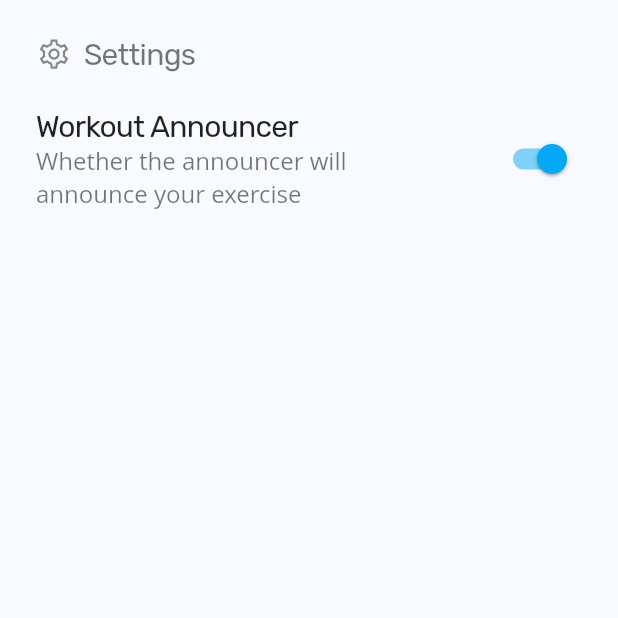
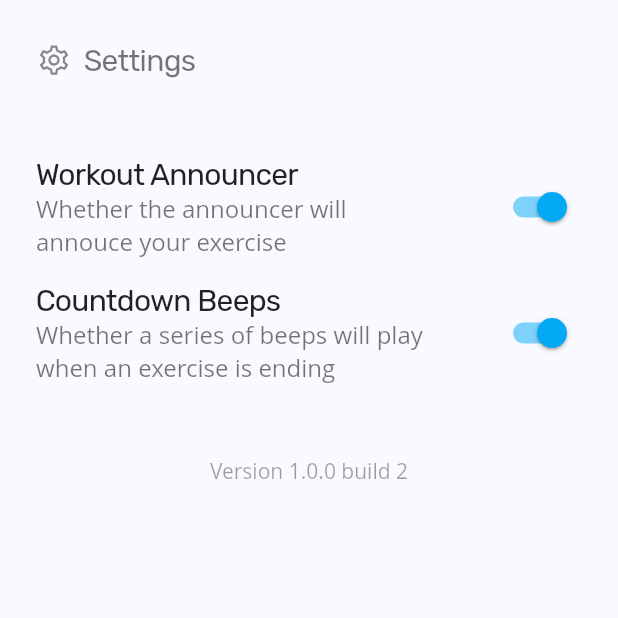
Before and after one commit to Caephler/workout_timer, a Flutter app: the screen it shows after launch, after a tap on an icon or button, on a phone screen of 412 x 824 dp, the top half of it. Run offline on Flutter 3.47's test engine with Material 2 defaults, Android fonts, the light colour scheme and no system bars; our stand-ins replace audioplayers, bloc, flutter_bloc, flutter_tts, google_mobile_ads, in_app_purchase and 6 more; missing offline and left inert: in_app_purchase_android; Roboto replaces fonts that are missing (Open Sans).

Commit message:
feat: do a lot of things

```diff
--- a/lib/app.dart
+++ b/lib/app.dart
@@ -1,10 +1,12 @@
 import 'package:flutter/material.dart';
 import 'package:workout_timer/screens/splash/splash_screen.dart';
 
-class WorkoutTimerApp extends MaterialApp {
-  WorkoutTimerApp({Key? key})
-      : super(
-          key: key,
+class WorkoutTimerApp extends StatelessWidget {
+  const WorkoutTimerApp({Key? key}) : super(key: key);
+
+  @override
+  Widget build(BuildContext context) {
+    return MaterialApp(
       home: SplashScreen(),
       theme: ThemeData(
         fontFamily: 'Inter',
@@ -16,3 +18,4 @@ class WorkoutTimerApp extends MaterialApp {
       ),
     );
   }
+}
--- a/lib/common/speech.dart
+++ b/lib/common/speech.dart
@@ -10,8 +10,7 @@ class TtsService {
   static TtsService instance = TtsService._();
 
   Future<dynamic> speak(String text) async {
-    await SharedPreferencesService.instance.ready;
-    bool shouldSpeak = SharedPreferencesService.instance.getTtsSetting();
+    bool shouldSpeak = await SharedPreferencesService.instance.getTtsSetting();
     if (!shouldSpeak) {
       return null;
     }
--- a/lib/common/storage/shared_prefs.dart
+++ b/lib/common/storage/shared_prefs.dart
@@ -17,11 +17,33 @@ class SharedPreferencesService {
   late SharedPreferences _prefs;
   late Future<bool> ready;
 
-  bool getTtsSetting() {
+  Future<bool> getTtsSetting() async {
+    await ready;
     return _prefs.getBool('tts_setting') ?? true;
   }
 
-  setTtsSetting(bool value) {
+  Future<void> setTtsSetting(bool value) async {
+    await ready;
     _prefs.setBool('tts_setting', value);
   }
+
+  Future<bool> getHasBoughtAdRemoval() async {
+    await ready;
+    return _prefs.getBool('ads_removed') ?? false;
+  }
+
+  Future<void> setHasBoughtAdRemoval(bool value) async {
+    await ready;
+    _prefs.setBool('ads_removed', value);
+  }
+
+  Future<bool> getBeepSetting() async {
+    await ready;
+    return _prefs.getBool('beep_setting') ?? true;
+  }
+
+  Future<void> setBeepSetting(bool value) async {
+    await ready;
+    _prefs.setBool('beep_setting', value);
+  }
 }
--- a/lib/common/storage/storage.dart
+++ b/lib/common/storage/storage.dart
@@ -22,7 +22,7 @@ class StorageService {
         _workoutDataKey,
         WorkoutData(
           version: 1,
-          data: WorkoutDataV1(workouts: []),
+          data: WorkoutDataV1(workouts: []).toJson(),
         ).toJson(),
       );
     }
--- a/lib/main.dart
+++ b/lib/main.dart
@@ -1,7 +1,9 @@
+import 'package:flutter/foundation.dart';
 import 'package:flutter/material.dart';
 import 'package:flutter/services.dart';
 import 'package:workout_timer/app.dart';
 import 'package:google_mobile_ads/google_mobile_ads.dart';
+import 'package:in_app_purchase_android/in_app_purchase_android.dart';
 
 void main() {
   WidgetsFlutterBinding.ensureInitialized();
@@ -10,5 +12,9 @@ void main() {
   );
   MobileAds.instance.initialize();
 
+  if (defaultTargetPlatform == TargetPlatform.android) {
+    InAppPurchaseAndroidPlatformAddition.enablePendingPurchases();
+  }
+
   runApp(WorkoutTimerApp());
 }
--- /dev/null
+++ b/lib/screens/my_workouts/components/iap_status_badge.dart
@@ -0,0 +1,85 @@
+import 'dart:async';
+
+import 'package:flutter/material.dart';
+import 'package:in_app_purchase/in_app_purchase.dart';
+import 'package:line_icons/line_icons.dart';
+import 'package:workout_timer/common/iap/iap.dart';
+import 'package:workout_timer/common/storage/shared_prefs.dart';
+import 'package:workout_timer/common/text.dart';
+
+class IAPStatusBadge extends StatefulWidget {
+  const IAPStatusBadge({Key? key}) : super(key: key);
+
+  @override
+  _IAPStatusBadgeState createState() => _IAPStatusBadgeState();
+}
+
+class _IAPStatusBadgeState extends State<IAPStatusBadge> {
+  late StreamSubscription<List<PurchaseDetails>> _subscription;
+  bool shouldShow = true;
+
+  @override
+  void initState() {
+    super.initState();
+    _subscription = IAPService.instance.purchaseStream.listen((eventList) {
+      for (PurchaseDetails details in eventList) {
+        if (details.productID == 'remove_ads') {
+          if (details.status == PurchaseStatus.purchased ||
+              details.status == PurchaseStatus.restored) {
+            setState(
+              () {
+                shouldShow = false;
+              },
+            );
+          }
+        }
+      }
+    });
+
+    SharedPreferencesService.instance
+        .getHasBoughtAdRemoval()
+        .then((hasPurchase) {
+      if (hasPurchase) {
+        setState(() {
+          shouldShow = false;
+        });
+      }
+    });
+  }
+
+  @override
+  void dispose() {
+    _subscription.cancel();
+
+    super.dispose();
+  }
+
+  @override
+  Widget build(BuildContext context) {
+    if (!shouldShow) {
+      return SizedBox.shrink();
+    }
+
+    return ElevatedButton.icon(
+      style: ElevatedButton.styleFrom(
+        shape: RoundedRectangleBorder(
+          borderRadius: BorderRadius.circular(8.0),
+        ),
+      ),
+      onPressed: () {
+        IAPService.instance.buyAdRemoval();
+      },
+      icon: Icon(
+        LineIcons.starAlt,
+        size: 20,
+      ),
+      label: Text(
+        'Remove Ads',
+        style: AppTextStyles.body.getStyleFor(
+          5,
+          color: Colors.white,
+        ),
+      ),
+    );
+  }
+}
--- a/lib/screens/my_workouts/my_workouts_screen.dart
+++ b/lib/screens/my_workouts/my_workouts_screen.dart
@@ -10,6 +10,7 @@ import 'package:workout_timer/common/storage/storage.dart';
 import 'package:workout_timer/common/text.dart';
 import 'package:workout_timer/common/workouts.dart';
 import 'package:workout_timer/screens/edit_workout/edit_workout_screen.dart';
+import 'package:workout_timer/screens/my_workouts/components/iap_status_badge.dart';
 import 'package:workout_timer/screens/my_workouts/components/settings_hero.dart';
 import 'package:workout_timer/screens/my_workouts/components/workouts_list.dart';
 import 'package:workout_timer/screens/my_workouts/cubit/my_workouts_cubit.dart';
@@ -141,15 +142,24 @@ class _MyWorkoutsScreenContentState extends State<_MyWorkoutsScreenContent> {
         child: Column(
           crossAxisAlignment: CrossAxisAlignment.start,
           children: [
+            SizedBox(
+              height: 48,
+              child: Row(
+                children: [
                   InkwellButton(
                     child: SettingsHero(
                       isActive: false,
                     ),
                     onTap: () {
-                Navigator.of(context).push(MaterialPageRoute(builder: (_) {
+                      Navigator.of(context)
+                          .push(MaterialPageRoute(builder: (_) {
                         return SettingsScreen();
                       }));
                     },
+                  ),
+                  IAPStatusBadge(),
+                ],
+              ),
             ),
             SizedBox(height: 8.0),
             Padding(
--- /dev/null
+++ b/lib/screens/settings/components/beep_setting.dart
@@ -0,0 +1,19 @@
+import 'package:flutter/material.dart';
+import 'package:workout_timer/common/storage/shared_prefs.dart';
+import 'package:workout_timer/screens/settings/components/switch_setting.dart';
+
+class BeepSetting extends StatelessWidget {
+  const BeepSetting({Key? key}) : super(key: key);
+
+  @override
+  Widget build(BuildContext context) {
+    return SwitchSetting(
+      defaultValue: true,
+      getter: SharedPreferencesService.instance.getBeepSetting,
+      setter: SharedPreferencesService.instance.setBeepSetting,
+      name: 'Countdown Beeps',
+      description:
+          'Whether a series of beeps will play when an exercise is ending',
+    );
+  }
+}
--- /dev/null
+++ b/lib/screens/settings/components/switch_setting.dart
@@ -0,0 +1,77 @@
+import 'package:flutter/material.dart';
+import 'package:workout_timer/common/storage/shared_prefs.dart';
+import 'package:workout_timer/common/text.dart';
+
+class SwitchSetting extends StatefulWidget {
+  const SwitchSetting({
+    Key? key,
+    required this.defaultValue,
+    required this.getter,
+    required this.setter,
+    required this.name,
+    this.description,
+  }) : super(key: key);
+
+  final bool defaultValue;
+  final Future<bool> Function() getter;
+  final Future<void> Function(bool value) setter;
+  final String name;
+  final String? description;
+
+  @override
+  State<SwitchSetting> createState() =>
+      _SwitchSettingState(value: defaultValue);
+}
+
+class _SwitchSettingState extends State<SwitchSetting> {
+  _SwitchSettingState({required this.value});
+
+  bool value = true;
+
+  @override
+  void initState() {
+    super.initState();
+
+    widget.getter().then((isSet) {
+      setState(() {
+        value = isSet;
+      });
+    });
+  }
+
+  Future<void> setValue(bool newValue) async {
+    setState(() => {value = newValue});
+
+    return widget.setter(newValue);
+  }
+
+  @override
+  Widget build(BuildContext context) {
+    return Row(
+      mainAxisAlignment: MainAxisAlignment.spaceBetween,
+      children: [
+        Expanded(
+          child: Column(
+            crossAxisAlignment: CrossAxisAlignment.start,
+            children: [
+              Text(
+                widget.name,
+                style:
+                    AppTextStyles.display.getStyleFor(4, color: Colors.black87),
+              ),
+              Text(
+                widget.description ?? '',
+                style: AppTextStyles.body.getStyleFor(5, color: Colors.black54),
+              )
+            ],
+          ),
+        ),
+        SizedBox(width: 32.0),
+        Switch(
+          value: value,
+          onChanged: setValue,
+        ),
+      ],
+    );
+  }
+}
--- a/lib/screens/settings/components/tts_setting.dart
+++ b/lib/screens/settings/components/tts_setting.dart
@@ -1,63 +1,18 @@
 import 'package:flutter/material.dart';
 import 'package:workout_timer/common/storage/shared_prefs.dart';
-import 'package:workout_timer/common/text.dart';
+import 'package:workout_timer/screens/settings/components/switch_setting.dart';
 
-class TTSSetting extends StatefulWidget {
+class TTSSetting extends StatelessWidget {
   const TTSSetting({Key? key}) : super(key: key);
 
   @override
-  State<TTSSetting> createState() => _TTSSettingState();
-}
-
-class _TTSSettingState extends State<TTSSetting> {
-  bool value = true;
-
-  @override
-  void initState() {
-    super.initState();
-
-    SharedPreferencesService.instance.ready.then((ready) {
-      if (ready) {
-        setState(() {
-          value = SharedPreferencesService.instance.getTtsSetting();
-        });
-      }
-    });
-  }
-
-  Future<void> setValue(bool newValue) async {
-    setState(() => {value = newValue});
-
-    SharedPreferencesService.instance.setTtsSetting(newValue);
-  }
-
-  @override
   Widget build(BuildContext context) {
-    return Row(
-      mainAxisAlignment: MainAxisAlignment.spaceBetween,
-      children: [
-        Expanded(
-          child: Column(
-            crossAxisAlignment: CrossAxisAlignment.start,
-            children: [
-              Text(
-                'Workout Announcer',
-                style:
-                    AppTextStyles.display.getStyleFor(4, color: Colors.black87),
-              ),
-              Text(
-                'Whether the announcer will announce your exercise',
-                style: AppTextStyles.body.getStyleFor(5, color: Colors.black54),
-              )
-            ],
-          ),
-        ),
-        SizedBox(width: 32.0),
-        Switch(
-          value: value,
-          onChanged: setValue,
-        ),
-      ],
+    return SwitchSetting(
+      defaultValue: true,
+      getter: SharedPreferencesService.instance.getTtsSetting,
+      setter: SharedPreferencesService.instance.setTtsSetting,
+      name: 'Workout Announcer',
+      description: 'Whether the announcer will annouce your exercise',
     );
   }
 }
--- /dev/null
+++ b/lib/screens/settings/components/version_details.dart
@@ -0,0 +1,36 @@
+import 'package:flutter/material.dart';
+import 'package:package_info_plus/package_info_plus.dart';
+import 'package:workout_timer/common/storage/shared_prefs.dart';
+import 'package:workout_timer/common/text.dart';
+
+class VersionDetails extends StatelessWidget {
+  const VersionDetails({Key? key}) : super(key: key);
+
+  @override
+  Widget build(BuildContext context) {
+    return FutureBuilder(
+      future: PackageInfo.fromPlatform(),
+      builder: (context, AsyncSnapshot<PackageInfo> snapshot) {
+        String version = snapshot.data?.version ?? '';
+        String buildNumber = snapshot.data?.buildNumber ?? '';
+        return Column(
+          children: [
+            Text(
+              'Version $version build $buildNumber',
+              style: AppTextStyles.body.getStyleFor(6, color: Colors.black38),
+            ),
+            // ElevatedButton(
+            //   onPressed: () async {
+            //     bool value = await SharedPreferencesService.instance
+            //         .getHasBoughtAdRemoval();
+            //     return SharedPreferencesService.instance
+            //         .setHasBoughtAdRemoval(!value);
+            //   },
+            //   child: Text('Toggle Ad (Dev)'),
+            // ),
+          ],
+        );
+      },
+    );
+  }
+}
--- a/lib/screens/settings/settings_screen.dart
+++ b/lib/screens/settings/settings_screen.dart
@@ -2,7 +2,9 @@ import 'package:flutter/material.dart';
 import 'package:workout_timer/common/colors.dart';
 import 'package:workout_timer/common/text.dart';
 import 'package:workout_timer/screens/my_workouts/components/settings_hero.dart';
+import 'package:workout_timer/screens/settings/components/beep_setting.dart';
 import 'package:workout_timer/screens/settings/components/tts_setting.dart';
+import 'package:workout_timer/screens/settings/components/version_details.dart';
 
 class SettingsScreen extends StatelessWidget {
   const SettingsScreen({Key? key}) : super(key: key);
@@ -10,7 +12,10 @@ class SettingsScreen extends StatelessWidget {
   Widget _buildTopBar() {
     return SafeArea(
       child: Padding(
-        padding: const EdgeInsets.all(24.0),
+        padding: const EdgeInsets.all(16.0),
+        child: Container(
+          height: 48.0,
+          padding: const EdgeInsets.symmetric(horizontal: 8.0),
           child: Row(
             children: [
               SettingsHero(isActive: false),
@@ -23,6 +28,7 @@ class SettingsScreen extends StatelessWidget {
             ],
           ),
         ),
+      ),
     );
   }
 
@@ -33,11 +39,15 @@ class SettingsScreen extends StatelessWidget {
       body: Column(
         children: [
           _buildTopBar(),
-          Container(
-            padding: const EdgeInsets.symmetric(horizontal: 24.0),
-            child: Column(
+          Expanded(
+            child: ListView(
+              padding: const EdgeInsets.all(24.0),
               children: [
                 TTSSetting(),
+                SizedBox(height: 16.0),
+                BeepSetting(),
+                SizedBox(height: 48.0),
+                VersionDetails(),
               ],
             ),
           ),
--- a/pubspec.yaml
+++ b/pubspec.yaml
@@ -3,7 +3,7 @@ description: A new Flutter project.
 
 publish_to: 'none' # Remove this line if you wish to publish to pub.dev
 
-version: 1.0.0+1
+version: 1.0.0+2
 
 environment:
   sdk: ">=2.12.0 <3.0.0"
@@ -26,6 +26,7 @@ dependencies:
   shared_preferences: ^2.0.6
   google_mobile_ads: ^0.13.2+1
   in_app_purchase: ^1.0.6
+  package_info_plus: ^1.0.4
 
 dev_dependencies:
   build_runner:
```
Also changed, not shown: lib/common/ads.dart (+10 -0 lines), lib/common/audio.dart (+11 -4 lines), lib/common/iap/iap.dart (added, +63 -0 lines), lib/common/iap/purchasable.dart (added, +18 -0 lines), lib/screens/workout_complete/workout_complete_screen.dart (+69 -12 lines), lib/screens/workout_main/workout_main_screen.dart (+6 -1 lines), pubspec.lock, 18 other files. Lines whose indentation alone changed are shown as unchanged.
